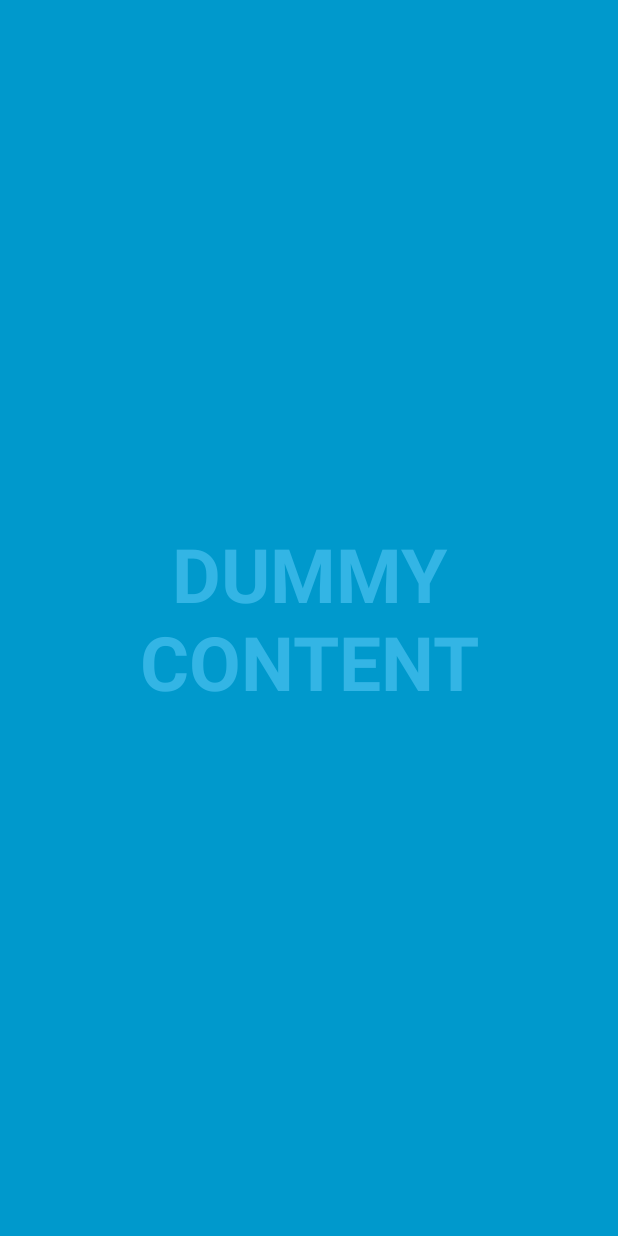
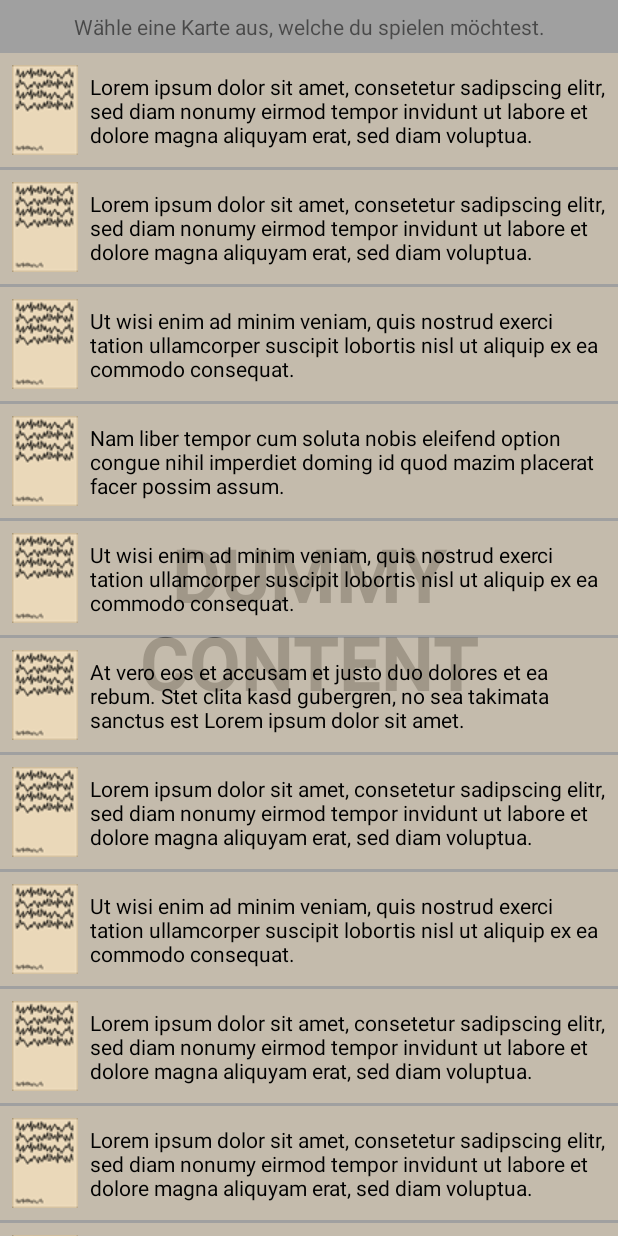
Before and after one commit to NotAWiz4rd/cah, an Android app: the screen it shows after launch (FullscreenActivity), on a phone screen of 412 x 824 dp. Run offline under Robolectric (Android 15) with nearby library versions, the phone set to English and light mode, and no system bars.

Commit message:
- basic gui project structure - added card selection view

```diff
--- a/app/build.gradle
+++ b/app/build.gradle
@@ -16,6 +16,10 @@ android {
             proguardFiles getDefaultProguardFile('proguard-android-optimize.txt'), 'proguard-rules.pro'
         }
     }
+    compileOptions {
+        sourceCompatibility = '1.8'
+        targetCompatibility = '1.8'
+    }
 }
 
 dependencies {
@@ -27,6 +31,7 @@ dependencies {
     androidTestImplementation 'com.android.support.test.espresso:espresso-core:3.0.2'
     implementation 'com.google.firebase:firebase-core:16.0.8'
     implementation 'com.google.firebase:firebase-storage:16.1.0'
+    implementation 'com.android.support.constraint:constraint-layout:1.1.3'
 }
 
 apply plugin: 'com.google.gms.google-services'
--- a/app/src/main/java/com/afms/cahgame/FullscreenActivity.java
+++ b/app/src/main/java/com/afms/cahgame/FullscreenActivity.java
@@ -1,163 +1,99 @@
 package com.afms.cahgame;
 
 import android.annotation.SuppressLint;
+import android.os.Build;
 import android.support.v7.app.ActionBar;
 import android.support.v7.app.AppCompatActivity;
 import android.os.Bundle;
 import android.os.Handler;
 import android.view.MotionEvent;
 import android.view.View;
+import android.view.WindowManager;
+import android.widget.ListView;
+import android.widget.Toast;
 
-/**
- * An example full-screen activity that shows and hides the system UI (i.e.
- * status bar and navigation/system bar) with user interaction.
- */
+import com.afms.cahgame.game.Card;
+import com.afms.cahgame.game.Colour;
+import com.afms.cahgame.gui.components.CardListAdapter;
+import com.afms.cahgame.gui.controller.MainController;
+
+import java.util.ArrayList;
+
 public class FullscreenActivity extends AppCompatActivity {
-    /**
-     * Whether or not the system UI should be auto-hidden after
-     * {@link #AUTO_HIDE_DELAY_MILLIS} milliseconds.
-     */
-    private static final boolean AUTO_HIDE = true;
-
-    /**
-     * If {@link #AUTO_HIDE} is set, the number of milliseconds to wait after
-     * user interaction before hiding the system UI.
-     */
-    private static final int AUTO_HIDE_DELAY_MILLIS = 3000;
-
-    /**
-     * Some older devices needs a small delay between UI widget updates
-     * and a change of the status and navigation bar.
-     */
-    private static final int UI_ANIMATION_DELAY = 300;
-    private final Handler mHideHandler = new Handler();
     private View mContentView;
-    private final Runnable mHidePart2Runnable = new Runnable() {
-        @SuppressLint("InlinedApi")
-        @Override
-        public void run() {
-            // Delayed removal of status and navigation bar
-
-            // Note that some of these constants are new as of API 16 (Jelly Bean)
-            // and API 19 (KitKat). It is safe to use them, as they are inlined
-            // at compile-time and do nothing on earlier devices.
-            mContentView.setSystemUiVisibility(View.SYSTEM_UI_FLAG_LOW_PROFILE
-                    | View.SYSTEM_UI_FLAG_FULLSCREEN
-                    | View.SYSTEM_UI_FLAG_LAYOUT_STABLE
-                    | View.SYSTEM_UI_FLAG_IMMERSIVE_STICKY
-                    | View.SYSTEM_UI_FLAG_LAYOUT_HIDE_NAVIGATION
-                    | View.SYSTEM_UI_FLAG_HIDE_NAVIGATION);
-        }
-    };
-    private View mControlsView;
-    private final Runnable mShowPart2Runnable = new Runnable() {
-        @Override
-        public void run() {
-            // Delayed display of UI elements
-            ActionBar actionBar = getSupportActionBar();
-            if (actionBar != null) {
-                actionBar.show();
-            }
-            mControlsView.setVisibility(View.VISIBLE);
-        }
-    };
-    private boolean mVisible;
-    private final Runnable mHideRunnable = new Runnable() {
-        @Override
-        public void run() {
-            hide();
-        }
-    };
-    /**
-     * Touch listener to use for in-layout UI controls to delay hiding the
-     * system UI. This is to prevent the jarring behavior of controls going away
-     * while interacting with activity UI.
-     */
-    private final View.OnTouchListener mDelayHideTouchListener = new View.OnTouchListener() {
-        @Override
-        public boolean onTouch(View view, MotionEvent motionEvent) {
-            if (AUTO_HIDE) {
-                delayedHide(AUTO_HIDE_DELAY_MILLIS);
-            }
-            return false;
-        }
-    };
+    private MainController guiController;
+    private int currentApiVersion;
 
     @Override
     protected void onCreate(Bundle savedInstanceState) {
         super.onCreate(savedInstanceState);
-
+        currentApiVersion = android.os.Build.VERSION.SDK_INT;
+        hideControls();
         setContentView(R.layout.activity_fullscreen);
 
-        mVisible = true;
-        mControlsView = findViewById(R.id.fullscreen_content_controls);
         mContentView = findViewById(R.id.fullscreen_content);
 
+        guiController = new MainController(this);
 
         // Set up the user interaction to manually show or hide the system UI.
         mContentView.setOnClickListener(new View.OnClickListener() {
             @Override
             public void onClick(View view) {
-                toggle();
+                Toast.makeText(getApplicationContext(), "hallo", Toast.LENGTH_LONG).show();
             }
         });
-
-        // Upon interacting with UI controls, delay any scheduled hide()
-        // operations to prevent the jarring behavior of controls going away
-        // while interacting with the UI.
-        findViewById(R.id.dummy_button).setOnTouchListener(mDelayHideTouchListener);
     }
 
-    @Override
-    protected void onPostCreate(Bundle savedInstanceState) {
-        super.onPostCreate(savedInstanceState);
+    @SuppressLint("NewApi")
+    private void hideControls() {
+        final int flags = View.SYSTEM_UI_FLAG_LAYOUT_STABLE
+                | View.SYSTEM_UI_FLAG_LAYOUT_HIDE_NAVIGATION
+                | View.SYSTEM_UI_FLAG_LAYOUT_FULLSCREEN
+                | View.SYSTEM_UI_FLAG_HIDE_NAVIGATION
+                | View.SYSTEM_UI_FLAG_FULLSCREEN
+                | View.SYSTEM_UI_FLAG_IMMERSIVE_STICKY;
 
-        // Trigger the initial hide() shortly after the activity has been
-        // created, to briefly hint to the user that UI controls
-        // are available.
-        delayedHide(100);
-    }
+        // This work only for android 4.4+
+        if(currentApiVersion >= Build.VERSION_CODES.KITKAT)
+        {
 
-    private void toggle() {
-        if (mVisible) {
-            hide();
-        } else {
-            show();
+            getWindow().getDecorView().setSystemUiVisibility(flags);
+
+            // Code below is to handle presses of Volume up or Volume down.
+            // Without this, after pressing volume buttons, the navigation bar will
+            // show up and won't hide
+            final View decorView = getWindow().getDecorView();
+            decorView
+                    .setOnSystemUiVisibilityChangeListener(new View.OnSystemUiVisibilityChangeListener()
+                    {
+
+                        @Override
+                        public void onSystemUiVisibilityChange(int visibility)
+                        {
+                            if((visibility & View.SYSTEM_UI_FLAG_FULLSCREEN) == 0)
+                            {
+                                decorView.setSystemUiVisibility(flags);
+                            }
+                        }
+                    });
         }
     }
 
-    private void hide() {
-        // Hide UI first
-        ActionBar actionBar = getSupportActionBar();
-        if (actionBar != null) {
-            actionBar.hide();
+
+    @SuppressLint("NewApi")
+    @Override
+    public void onWindowFocusChanged(boolean hasFocus)
+    {
+        super.onWindowFocusChanged(hasFocus);
+        if(currentApiVersion >= Build.VERSION_CODES.KITKAT && hasFocus)
+        {
+            getWindow().getDecorView().setSystemUiVisibility(
+                    View.SYSTEM_UI_FLAG_LAYOUT_STABLE
+                            | View.SYSTEM_UI_FLAG_LAYOUT_HIDE_NAVIGATION
+                            | View.SYSTEM_UI_FLAG_LAYOUT_FULLSCREEN
+                            | View.SYSTEM_UI_FLAG_HIDE_NAVIGATION
+                            | View.SYSTEM_UI_FLAG_FULLSCREEN
+                            | View.SYSTEM_UI_FLAG_IMMERSIVE_STICKY);
         }
-        mControlsView.setVisibility(View.GONE);
-        mVisible = false;
-
-        // Schedule a runnable to remove the status and navigation bar after a delay
-        mHideHandler.removeCallbacks(mShowPart2Runnable);
-        mHideHandler.postDelayed(mHidePart2Runnable, UI_ANIMATION_DELAY);
-    }
-
-    @SuppressLint("InlinedApi")
-    private void show() {
-        // Show the system bar
-        mContentView.setSystemUiVisibility(View.SYSTEM_UI_FLAG_LAYOUT_FULLSCREEN
-                | View.SYSTEM_UI_FLAG_LAYOUT_HIDE_NAVIGATION);
-        mVisible = true;
-
-        // Schedule a runnable to display UI elements after a delay
-        mHideHandler.removeCallbacks(mHidePart2Runnable);
-        mHideHandler.postDelayed(mShowPart2Runnable, UI_ANIMATION_DELAY);
-    }
-
-    /**
-     * Schedules a call to hide() in delay milliseconds, canceling any
-     * previously scheduled calls.
-     */
-    private void delayedHide(int delayMillis) {
-        mHideHandler.removeCallbacks(mHideRunnable);
-        mHideHandler.postDelayed(mHideRunnable, delayMillis);
     }
 }
--- /dev/null
+++ b/app/src/main/java/com/afms/cahgame/gui/components/CardListAdapter.java
@@ -0,0 +1,67 @@
+package com.afms.cahgame.gui.components;
+import android.content.Context;
+import android.graphics.Color;
+import android.support.constraint.ConstraintLayout;
+import android.text.Layout;
+import android.view.LayoutInflater;
+import android.view.View;
+import android.view.ViewGroup;
+import android.widget.ArrayAdapter;
+
+import com.afms.cahgame.R;
+import com.afms.cahgame.game.Card;
+import com.afms.cahgame.game.Colour;
+
+import android.support.annotation.*;
+import android.widget.ImageView;
+import android.widget.TextView;
+
+import java.util.ArrayList;
+import java.util.HashMap;
+import java.util.Map;
+
+public class CardListAdapter extends ArrayAdapter<Card> {
+
+    Map<Colour, HashMap<String, Integer>> colorMap = new HashMap<Colour, HashMap<String, Integer>>(){{
+        put(Colour.BLACK, new HashMap<String, Integer>() {{
+            put("icon", R.drawable.cardblack);
+            put("background", R.color.cardBackgroundColorBlack);
+            put("textcolor", Color.WHITE);
+        }});
+        put(Colour.WHITE, new HashMap<String, Integer>() {{
+            put("icon", R.drawable.card);
+            put("background", R.color.cardBackgroundColorWhite);
+            put("textcolor", Color.BLACK);
+        }});
+    }};
+
+    Map<Colour, Integer> backgroundMap = new HashMap<Colour, Integer>(){{
+        put(Colour.BLACK, R.color.cardBackgroundColorBlack);
+        put(Colour.WHITE, R.color.cardBackgroundColorWhite);
+    }};
+
+    public CardListAdapter(@NonNull Context context, ArrayList<Card> cards) {
+        super(context, 0, cards);
+    }
+
+    @NonNull
+    @Override
+    public View getView(int position, @Nullable View convertView, @NonNull ViewGroup parent) {
+        Card card = getItem(position);
+        if (convertView == null){
+            convertView = LayoutInflater.from(getContext()).inflate(R.layout.item_card_select, parent, false);
+        }
+
+        ImageView cardIcon = convertView.findViewById(R.id.cardIcon);
+        cardIcon.setImageResource(colorMap.getOrDefault(card.getColour(), colorMap.get(Colour.WHITE)).get("icon"));
+
+        ConstraintLayout cardLayout = convertView.findViewById(R.id.cardLayout);
+        cardLayout.setBackgroundResource(colorMap.getOrDefault(card.getColour(), colorMap.get(Colour.WHITE)).get("background"));
+
+        TextView cardText = convertView.findViewById(R.id.cardText);
+        cardText.setTextColor(colorMap.getOrDefault(card.getColour(), colorMap.get(Colour.WHITE)).get("textcolor"));
+        cardText.setText(card.getText());
+
+        return convertView;
+    }
+}
--- /dev/null
+++ b/app/src/main/java/com/afms/cahgame/gui/controller/MainController.java
@@ -0,0 +1,38 @@
+package com.afms.cahgame.gui.controller;
+
+import android.app.Activity;
+import android.widget.ListView;
+
+import com.afms.cahgame.R;
+import com.afms.cahgame.game.Card;
+import com.afms.cahgame.game.Colour;
+import com.afms.cahgame.gui.components.CardListAdapter;
+
+import java.util.ArrayList;
+import java.util.Arrays;
+import java.util.concurrent.ThreadLocalRandom;
+
+public class MainController {
+    private Activity mainActivity;
+
+    public MainController(Activity mainActivity){
+        this.mainActivity = mainActivity;
+
+        // initializer
+        initializeCardSelection();
+    }
+
+    private void initializeCardSelection(){
+        ListView listView = mainActivity.findViewById(R.id.cardSelectList);
+        CardListAdapter cardListAdapter = new CardListAdapter(mainActivity, new ArrayList<Card>());
+        listView.setAdapter(cardListAdapter);
+        for(int i = 0; i < 15; i++){
+            cardListAdapter.add(new Card(Colour.WHITE,
+                    Arrays.asList(mainActivity.getResources().getStringArray(R.array.sample_card_texts))
+                            .stream()
+                            .sorted((o1, o2) -> ThreadLocalRandom.current().nextInt(-1, 2))
+                            .findAny()
+                            .get()));
+        }
+    }
+}
--- a/app/src/main/res/layout/activity_fullscreen.xml
+++ b/app/src/main/res/layout/activity_fullscreen.xml
@@ -3,7 +3,7 @@
     xmlns:tools="http://schemas.android.com/tools"
     android:layout_width="match_parent"
     android:layout_height="match_parent"
-    android:background="#0099cc"
+    android:background="#A0A0A0"
     tools:context=".FullscreenActivity">
 
     <!-- The primary full-screen view. This can be replaced with whatever view
@@ -16,7 +16,7 @@
         android:gravity="center"
         android:keepScreenOn="true"
         android:text="@string/dummy_content"
-        android:textColor="#33b5e5"
+        android:textColor="#575757"
         android:textSize="50sp"
         android:textStyle="bold" />
 
@@ -24,28 +24,10 @@
          android:fitsSystemWindows. -->
     <FrameLayout
         android:layout_width="match_parent"
-        android:layout_height="match_parent"
-        android:fitsSystemWindows="true">
+        android:layout_height="match_parent">
 
-        <LinearLayout
-            android:id="@+id/fullscreen_content_controls"
-            style="?metaButtonBarStyle"
-            android:layout_width="match_parent"
-            android:layout_height="wrap_content"
-            android:layout_gravity="bottom|center_horizontal"
-            android:background="@color/black_overlay"
-            android:orientation="horizontal"
-            tools:ignore="UselessParent">
+        <include layout="@layout/list_card_select" />
 
-            <Button
-                android:id="@+id/dummy_button"
-                style="?metaButtonBarButtonStyle"
-                android:layout_width="0dp"
-                android:layout_height="wrap_content"
-                android:layout_weight="1"
-                android:text="@string/dummy_button" />
-
-        </LinearLayout>
     </FrameLayout>
 
 </FrameLayout>
--- /dev/null
+++ b/app/src/main/res/layout/item_card_select.xml
@@ -0,0 +1,35 @@
+<?xml version="1.0" encoding="utf-8"?>
+<android.support.constraint.ConstraintLayout xmlns:android="http://schemas.android.com/apk/res/android"
+    xmlns:app="http://schemas.android.com/apk/res-auto"
+    android:orientation="vertical" android:layout_width="match_parent"
+    android:id="@+id/cardLayout"
+    android:layout_height="wrap_content"
+    android:background="@color/cardBackgroundColorWhite">
+
+    <ImageView
+        android:id="@+id/cardIcon"
+        android:layout_width="wrap_content"
+        android:layout_height="wrap_content"
+        android:layout_marginStart="8dp"
+        android:layout_marginTop="8dp"
+        android:layout_marginBottom="8dp"
+        android:src="@drawable/card"
+        app:layout_constraintBottom_toBottomOf="parent"
+        app:layout_constraintStart_toStartOf="parent"
+        app:layout_constraintTop_toTopOf="parent" />
+
+    <TextView
+        android:id="@+id/cardText"
+        android:layout_width="0dp"
+        android:layout_height="wrap_content"
+        android:layout_marginStart="8dp"
+        android:layout_marginTop="8dp"
+        android:layout_marginEnd="8dp"
+        android:layout_marginBottom="8dp"
+        android:text="@string/loremIpsum"
+        app:layout_constraintBottom_toBottomOf="parent"
+        app:layout_constraintEnd_toEndOf="parent"
+        app:layout_constraintStart_toEndOf="@+id/cardIcon"
+        app:layout_constraintTop_toTopOf="parent" />
+
+</android.support.constraint.ConstraintLayout>
--- /dev/null
+++ b/app/src/main/res/layout/list_card_select.xml
@@ -0,0 +1,30 @@
+<?xml version="1.0" encoding="utf-8"?>
+<android.support.constraint.ConstraintLayout xmlns:android="http://schemas.android.com/apk/res/android"
+    xmlns:app="http://schemas.android.com/apk/res-auto"
+    xmlns:tools="http://schemas.android.com/tools"
+    android:layout_width="match_parent" android:layout_height="match_parent">
+
+    <TextView
+        android:id="@+id/selectCardHint"
+        android:layout_width="match_parent"
+        android:layout_height="wrap_content"
+        android:layout_marginTop="8dp"
+        android:text="@string/selectCardHint"
+        android:textAlignment="center"
+        app:layout_constraintEnd_toEndOf="parent"
+        app:layout_constraintStart_toStartOf="parent"
+        app:layout_constraintTop_toTopOf="parent" />
+
+    <ListView
+        android:id="@+id/cardSelectList"
+        android:layout_width="match_parent"
+        android:layout_height="0dp"
+        android:layout_marginTop="8dp"
+        app:layout_constraintBottom_toBottomOf="parent"
+        app:layout_constraintEnd_toEndOf="parent"
+        app:layout_constraintStart_toStartOf="parent"
+        app:layout_constraintTop_toBottomOf="@id/selectCardHint"
+        android:divider="@android:color/transparent"
+        android:dividerHeight="2dp" />
+
+</android.support.constraint.ConstraintLayout>
--- a/app/src/main/res/values/colors.xml
+++ b/app/src/main/res/values/colors.xml
@@ -5,4 +5,6 @@
     <color name="colorAccent">#D81B60</color>
 
     <color name="black_overlay">#66000000</color>
+    <color name="cardBackgroundColorWhite">#80ead8b9</color>
+    <color name="cardBackgroundColorBlack">#801A1816</color>
 </resources>
--- a/app/src/main/res/values/strings.xml
+++ b/app/src/main/res/values/strings.xml
@@ -1,6 +1,13 @@
 <resources>
     <string name="app_name">CAHGame</string>
-
     <string name="dummy_button">Dummy Button</string>
     <string name="dummy_content">DUMMY\nCONTENT</string>
+    <string name="loremIpsum">Lorem ipsum dolor sit amet, consetetur sadipscing elitr, sed diam nonumy eirmod tempor invidunt ut labore et dolore magna aliquyam erat, sed diam voluptua.</string>
+    <string name="selectCardHint">Wähle eine Karte aus, welche du spielen möchtest.</string>
+    <string-array name="sample_card_texts">
+        <item>Lorem ipsum dolor sit amet, consetetur sadipscing elitr, sed diam nonumy eirmod tempor invidunt ut labore et dolore magna aliquyam erat, sed diam voluptua.</item>
+        <item>At vero eos et accusam et justo duo dolores et ea rebum. Stet clita kasd gubergren, no sea takimata sanctus est Lorem ipsum dolor sit amet.</item>
+        <item>Nam liber tempor cum soluta nobis eleifend option congue nihil imperdiet doming id quod mazim placerat facer possim assum. </item>
+        <item>Ut wisi enim ad minim veniam, quis nostrud exerci tation ullamcorper suscipit lobortis nisl ut aliquip ex ea commodo consequat.</item>
+    </string-array>
 </resources>
```
Also changed, not shown: app/src/main/res/drawable/card.png (added), app/src/main/res/drawable/cardblack.png (added).
